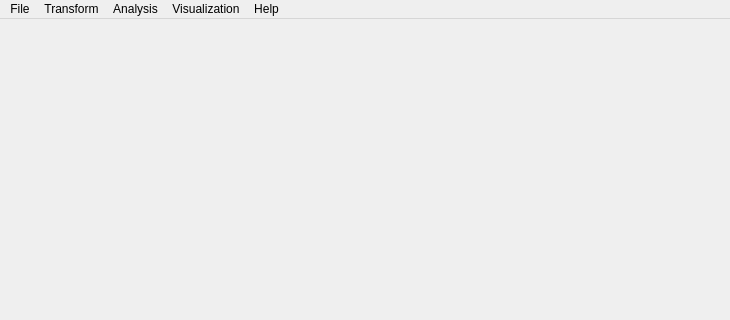
Above: HDPS/ui/MainWindow.ui from ManiVaultStudio/core before the change; both pictures show x 0 to 730 and y 0 to 320 of the 730 by 623 pixel window. Below: the same form after it.
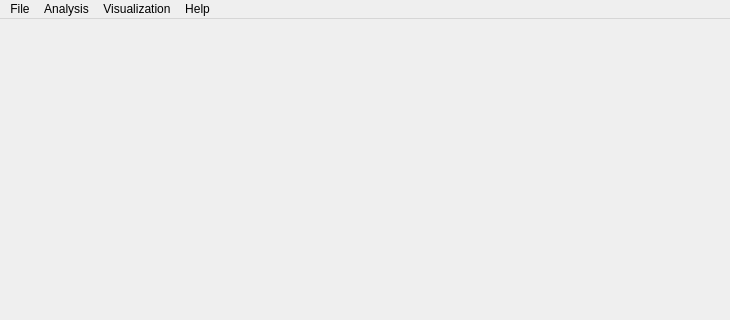
That is the form after the change.

Commit message: Remove transformation plugin

Patch:
```diff
--- a/HDPS/ui/MainWindow.ui
+++ b/HDPS/ui/MainWindow.ui
@@ -51,7 +51,6 @@
     </property>
    </widget>
    <addaction name="menuFile"/>
-   <addaction name="menuTransformation"/>
    <addaction name="menuAnalysis"/>
    <addaction name="menuVisualization"/>
    <addaction name="menuHelp"/>
```
The commit also changes 5 other files.
